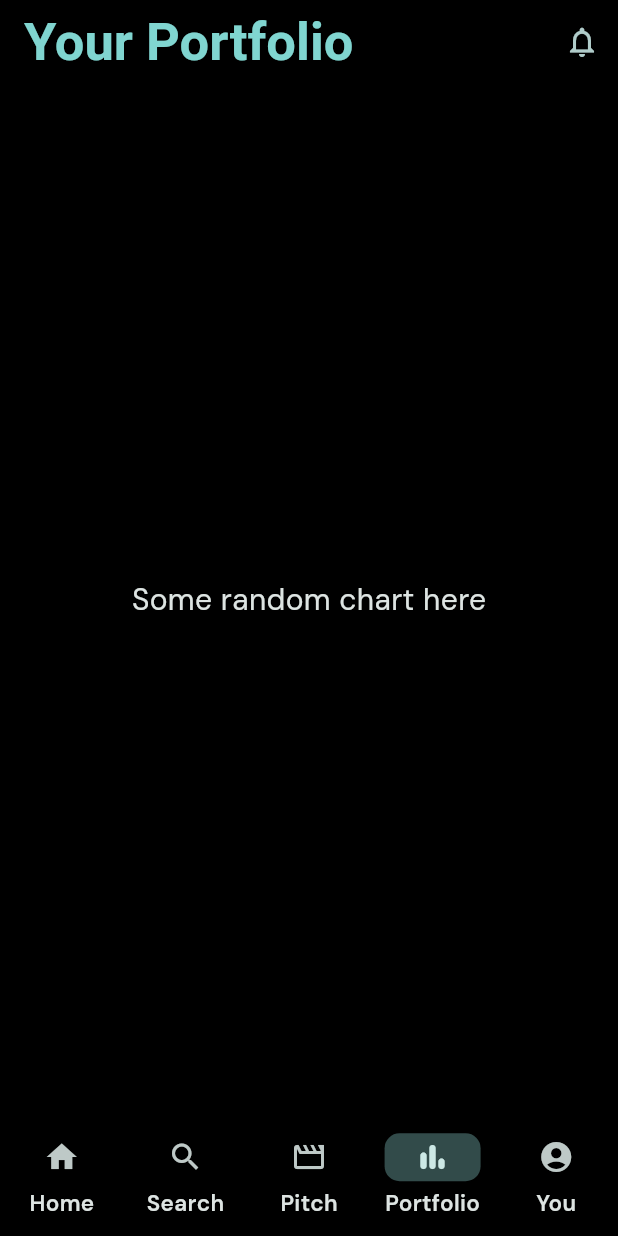
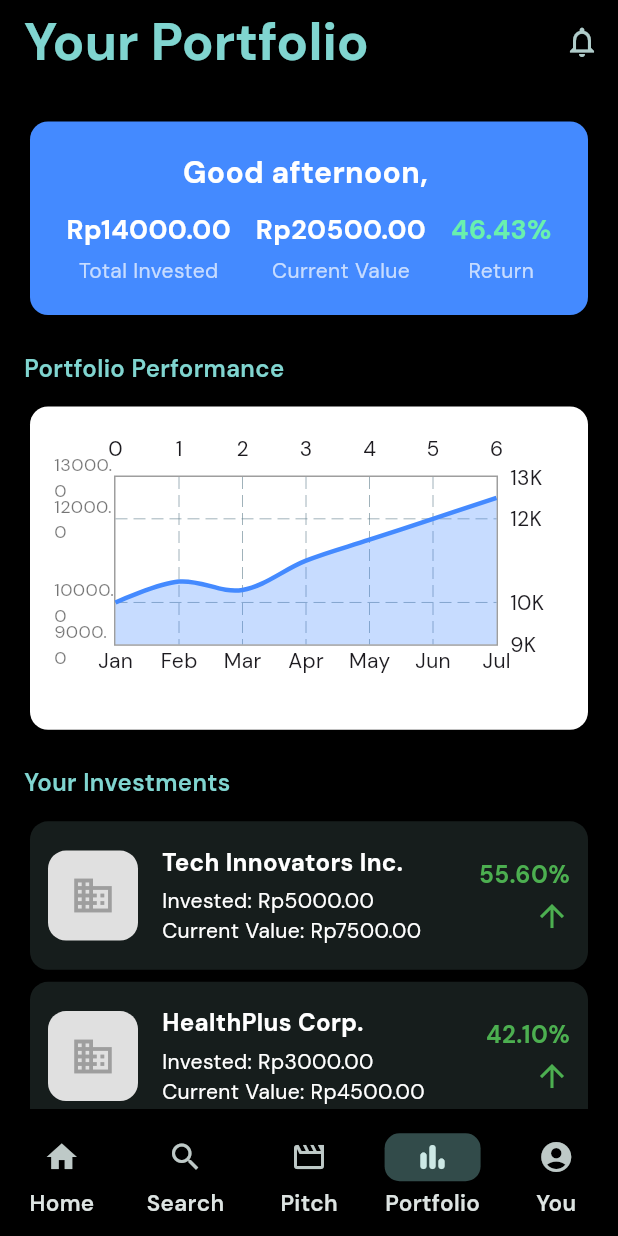
Before and after one commit to Reasondro/pitbowl, a Flutter app: the screen it shows once a user with an empty profile is signed in, item 4 of the bottom bar chosen, on a phone screen of 412 x 824 dp. Run offline on Flutter 3.47's test engine with Material 3 defaults, Android fonts, the phone set to English and light mode, and no system bars; drawn by our look-alikes of fl_chart; our stand-ins replace cloud_firestore, firebase_auth, firebase_core, firebase_storage, flutter_riverpod, google_fonts and 3 more; accounts and stored records are empty; network calls fail.

Commit message:
finished portfolio

```diff
--- a/lib/screens/auth_screen.dart
+++ b/lib/screens/auth_screen.dart
@@ -160,6 +160,7 @@ class _AuthScreenState extends State<AuthScreen> {
     // print(
     //     "Successfully authenticated $username with email $email and password $password");
 
+    if (!_isSignIn) {
       try {
         await firebaseAuth.currentUser!.updateDisplayName(username);
       } catch (e) {
@@ -189,6 +190,7 @@ class _AuthScreenState extends State<AuthScreen> {
         setState(() {
           _isAuthenticating = false;
         });
+      }
     }
 
     setState(() {
--- a/lib/screens/pitbowl_screen.dart
+++ b/lib/screens/pitbowl_screen.dart
@@ -1,4 +1,5 @@
 import 'package:flutter/material.dart';
+import 'package:google_fonts/google_fonts.dart';
 import 'package:pitbowl/main.dart';
 import 'package:flutter_riverpod/flutter_riverpod.dart';
 import 'package:pitbowl/model/pitch.dart';
@@ -10,6 +11,7 @@ import 'package:firebase_storage/firebase_storage.dart';
 import 'package:firebase_auth/firebase_auth.dart';
 import 'package:pitbowl/widgets/pitch_placeholder.dart';
 import 'package:pitbowl/screens/auth_screen.dart';
+import 'package:pitbowl/widgets/user_portfolio.dart';
 
 final _firebaseAuth = FirebaseAuth.instance;
 
@@ -30,7 +32,7 @@ class _PitbwolScreenState extends ConsumerState<PitbowlScreen> {
   @override
   void initState() {
     final currentUser = firebaseAuth.currentUser;
-    if (currentUser != null && currentUser.displayName != null) {
+    if (currentUser != null) {
       username = currentUser.displayName!;
     }
 
@@ -135,11 +137,12 @@ class _PitbwolScreenState extends ConsumerState<PitbowlScreen> {
       );
     } else if (currentScreenIndex == 3) {
       activeScreenTitle = "Your Portfolio";
-      content = Text(
-        "Some random chart here",
-        style: TextStyle(
-            fontSize: 20, color: pitbowlColorTheme.copyWith().onSurface),
-      );
+      // content = Text(
+      //   "Some random chart here",
+      //   style: TextStyle(
+      //       fontSize: 20, color: pitbowlColorTheme.copyWith().onSurface),
+      // );
+      content = UserPortfolio(username: username);
     } else if (currentScreenIndex == 4) {
       activeScreenTitle = username;
       content =
@@ -179,6 +182,11 @@ class _PitbwolScreenState extends ConsumerState<PitbowlScreen> {
       appBar: AppBar(
         title: Text(
           activeScreenTitle,
+          style: TextStyle(
+            fontFamily: currentScreenIndex == 0
+                ? GoogleFonts.ibarraRealNova().fontFamily
+                : GoogleFonts.dmSans().fontFamily,
+          ),
         ),
         actions: [
           IconButton(
--- a/lib/widgets/invest_sheet.dart
+++ b/lib/widgets/invest_sheet.dart
@@ -106,7 +106,7 @@ class _InvestSheetState extends State<InvestSheet> {
                 decoration: const InputDecoration(
                   // prefixText: "Rp.",
                   prefix: Text(
-                    "Rp.",
+                    "Rp ",
                     style: TextStyle(color: Colors.white),
                   ),
                   labelText: "Amount",
--- /dev/null
+++ b/lib/widgets/user_portfolio.dart
@@ -0,0 +1,339 @@
+import 'package:flutter/material.dart';
+import 'package:fl_chart/fl_chart.dart';
+
+class UserPortfolio extends StatelessWidget {
+  const UserPortfolio({super.key, required this.username});
+
+  final String username;
+
+  //?dummy data  investments
+  final List<Investment> investments = const [
+    Investment(
+      companyName: "Tech Innovators Inc.",
+      investmentAmount: 5000,
+      currentValue: 7500,
+      returnPercentage: 55.6,
+    ),
+    Investment(
+      companyName: "HealthPlus Corp.",
+      investmentAmount: 3000,
+      currentValue: 4500,
+      returnPercentage: 42.1,
+    ),
+    Investment(
+      companyName: "Green Energy LLC",
+      investmentAmount: 4000,
+      currentValue: 6000,
+      returnPercentage: 37.9,
+    ),
+    Investment(
+      companyName: "EduFuture Ltd.",
+      investmentAmount: 2000,
+      currentValue: 2500,
+      returnPercentage: 12.4,
+    ),
+  ];
+
+  //?dummyy data  portfolio performance
+  final List<FlSpot> performanceData = const [
+    FlSpot(0, 10000),
+    FlSpot(1, 10500),
+    FlSpot(2, 10300),
+    FlSpot(3, 11000),
+    FlSpot(4, 11500),
+    FlSpot(5, 12000),
+    FlSpot(6, 12500),
+  ];
+
+  @override
+  Widget build(BuildContext context) {
+    double totalInvestment =
+        investments.fold(0, (sum, item) => sum + item.investmentAmount);
+    double currentTotalValue =
+        investments.fold(0, (sum, item) => sum + item.currentValue);
+    double totalReturnPercentage =
+        ((currentTotalValue - totalInvestment) / totalInvestment) * 100;
+
+    return Scaffold(
+      body: SingleChildScrollView(
+        padding: const EdgeInsets.all(16.0),
+        child: Column(
+          crossAxisAlignment: CrossAxisAlignment.start,
+          children: [
+            // Profile Summary
+            Card(
+              color: Colors.blueAccent,
+              shape: RoundedRectangleBorder(
+                borderRadius: BorderRadius.circular(12),
+              ),
+              child: Padding(
+                padding:
+                    const EdgeInsets.symmetric(vertical: 20, horizontal: 16),
+                child: Column(
+                  children: [
+                    Text(
+                      "Good afternoon, $username",
+                      style: const TextStyle(
+                        color: Colors.white,
+                        fontSize: 20,
+                        fontWeight: FontWeight.bold,
+                      ),
+                    ),
+                    const SizedBox(height: 10),
+                    Row(
+                      mainAxisAlignment: MainAxisAlignment.spaceAround,
+                      children: [
+                        _buildSummaryItem(
+                            "Total Invested",
+                            "Rp${totalInvestment.toStringAsFixed(2)}",
+                            Colors.white),
+                        _buildSummaryItem(
+                            "Current Value",
+                            "Rp${currentTotalValue.toStringAsFixed(2)}",
+                            Colors.white),
+                        _buildSummaryItem(
+                            "Return",
+                            "${totalReturnPercentage.toStringAsFixed(2)}%",
+                            totalReturnPercentage >= 0
+                                ? Colors.greenAccent
+                                : Colors.redAccent),
+                      ],
+                    ),
+                  ],
+                ),
+              ),
+            ),
+            const SizedBox(height: 20),
+
+            // Performance Chart
+            Text(
+              "Portfolio Performance",
+              style: TextStyle(
+                  color: Theme.of(context).colorScheme.primary,
+                  fontSize: 16,
+                  fontWeight: FontWeight.w600),
+            ),
+            const SizedBox(height: 10),
+            AspectRatio(
+              aspectRatio: 1.7,
+              child: Card(
+                shape: RoundedRectangleBorder(
+                  borderRadius: BorderRadius.circular(12),
+                ),
+                color: Colors.white,
+                child: Padding(
+                  padding: const EdgeInsets.all(16.0),
+                  child: LineChart(
+                    LineChartData(
+                      gridData: const FlGridData(show: true),
+                      titlesData: FlTitlesData(
+                        leftTitles: AxisTitles(
+                          sideTitles: SideTitles(
+                            showTitles: true,
+                            reservedSize: 40,
+                            getTitlesWidget: (value, meta) => Text(
+                              value.toString(),
+                              style: const TextStyle(
+                                color: Colors.black54,
+                                fontSize: 12,
+                              ),
+                            ),
+                          ),
+                        ),
+                        bottomTitles: AxisTitles(
+                          sideTitles: SideTitles(
+                            showTitles: true,
+                            getTitlesWidget: (value, meta) {
+                              switch (value.toInt()) {
+                                case 0:
+                                  return const Text('Jan');
+                                case 1:
+                                  return const Text('Feb');
+                                case 2:
+                                  return const Text('Mar');
+                                case 3:
+                                  return const Text('Apr');
+                                case 4:
+                                  return const Text('May');
+                                case 5:
+                                  return const Text('Jun');
+                                case 6:
+                                  return const Text('Jul');
+                                default:
+                                  return const Text('');
+                              }
+                            },
+                            reservedSize: 40,
+                          ),
+                        ),
+                      ),
+                      borderData: FlBorderData(
+                        show: true,
+                        border: Border.all(color: Colors.grey),
+                      ),
+                      minX: 0,
+                      maxX: 6,
+                      minY: 9000,
+                      maxY: 13000,
+                      lineBarsData: [
+                        LineChartBarData(
+                          spots: performanceData,
+                          isCurved: true,
+                          color: Colors.blueAccent,
+                          barWidth: 3,
+                          dotData: const FlDotData(show: false),
+                          belowBarData: BarAreaData(
+                            show: true,
+                            color: Colors.blueAccent.withOpacity(0.3),
+                          ),
+                        ),
+                      ],
+                    ),
+                  ),
+                ),
+              ),
+            ),
+            const SizedBox(height: 20),
+
+            // Investment List
+            Text(
+              "Your Investments",
+              style: TextStyle(
+                  color: Theme.of(context).colorScheme.primary,
+                  fontSize: 16,
+                  fontWeight: FontWeight.w600),
+            ),
+            const SizedBox(height: 10),
+            ListView.builder(
+              physics: const NeverScrollableScrollPhysics(),
+              shrinkWrap: true,
+              itemCount: investments.length,
+              itemBuilder: (context, index) {
+                final investment = investments[index];
+                return Card(
+                  shape: RoundedRectangleBorder(
+                    borderRadius: BorderRadius.circular(12),
+                  ),
+                  elevation: 3,
+                  child: Padding(
+                    padding: const EdgeInsets.symmetric(
+                        vertical: 16, horizontal: 12),
+                    child: Row(
+                      children: [
+                        // Company Logo Placeholder
+                        Container(
+                          width: 60,
+                          height: 60,
+                          decoration: BoxDecoration(
+                            color: Colors.grey[300],
+                            borderRadius: BorderRadius.circular(12),
+                          ),
+                          child: const Icon(
+                            Icons.business,
+                            size: 30,
+                            color: Colors.grey,
+                          ),
+                        ),
+                        const SizedBox(width: 16),
+                        // Investment Details
+                        Expanded(
+                          child: Column(
+                            crossAxisAlignment: CrossAxisAlignment.start,
+                            children: [
+                              Text(
+                                investment.companyName,
+                                style: const TextStyle(
+                                    fontSize: 16,
+                                    fontWeight: FontWeight.bold,
+                                    color: Colors.white),
+                              ),
+                              const SizedBox(height: 4),
+                              Text(
+                                "Invested: Rp${investment.investmentAmount.toStringAsFixed(2)}",
+                                style: const TextStyle(
+                                    fontSize: 14, color: Colors.white),
+                              ),
+                              Text(
+                                "Current Value: Rp${investment.currentValue.toStringAsFixed(2)}",
+                                style: const TextStyle(
+                                    fontSize: 14, color: Colors.white),
+                              ),
+                            ],
+                          ),
+                        ),
+                        // Return Percentage
+                        Column(
+                          crossAxisAlignment: CrossAxisAlignment.end,
+                          children: [
+                            Text(
+                              "${investment.returnPercentage.toStringAsFixed(2)}%",
+                              style: TextStyle(
+                                color: investment.returnPercentage >= 0
+                                    ? Colors.green
+                                    : Colors.red,
+                                fontSize: 16,
+                                fontWeight: FontWeight.bold,
+                              ),
+                            ),
+                            const SizedBox(height: 4),
+                            Icon(
+                              investment.returnPercentage >= 0
+                                  ? Icons.arrow_upward
+                                  : Icons.arrow_downward,
+                              color: investment.returnPercentage >= 0
+                                  ? Colors.green
+                                  : Colors.red,
+                            ),
+                          ],
+                        ),
+                      ],
+                    ),
+                  ),
+                );
+              },
+            ),
+          ],
+        ),
+      ),
+    );
+  }
+
+  //? helper method buat nge build summary items
+  Widget _buildSummaryItem(String title, String value, Color color) {
+    return Column(
+      children: [
+        Text(
+          value,
+          style: TextStyle(
+            color: color,
+            fontSize: 18,
+            fontWeight: FontWeight.bold,
+          ),
+        ),
+        const SizedBox(height: 4),
+        Text(
+          title,
+          style: const TextStyle(
+            color: Colors.white70,
+            fontSize: 14,
+          ),
+        ),
+      ],
+    );
+  }
+}
+
+class Investment {
+  //? invement model
+  final String companyName;
+  final double investmentAmount;
+  final double currentValue;
+  final double returnPercentage;
+
+  const Investment({
+    required this.companyName,
+    required this.investmentAmount,
+    required this.currentValue,
+    required this.returnPercentage,
+  });
+}
--- a/pubspec.yaml
+++ b/pubspec.yaml
@@ -48,6 +48,7 @@ dependencies:
   video_player: ^2.8.6
   intl: ^0.19.0
   shimmer: ^3.0.0
+  fl_chart: ^0.69.0
 
 dev_dependencies:
   flutter_test:
```
Also changed, not shown: lib/screens/new_pitch_screen.dart (+19 -0 lines), lib/widgets/user_profile.dart (added, +267 -0 lines), pubspec.lock. Lines whose indentation alone changed are shown as unchanged.
